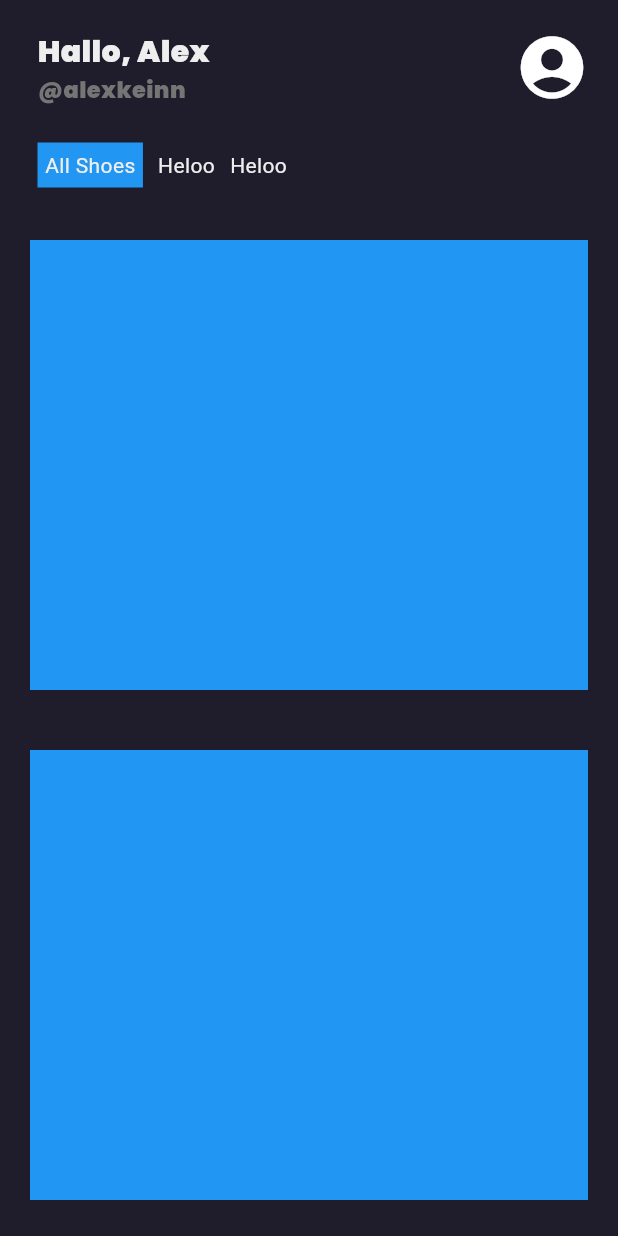
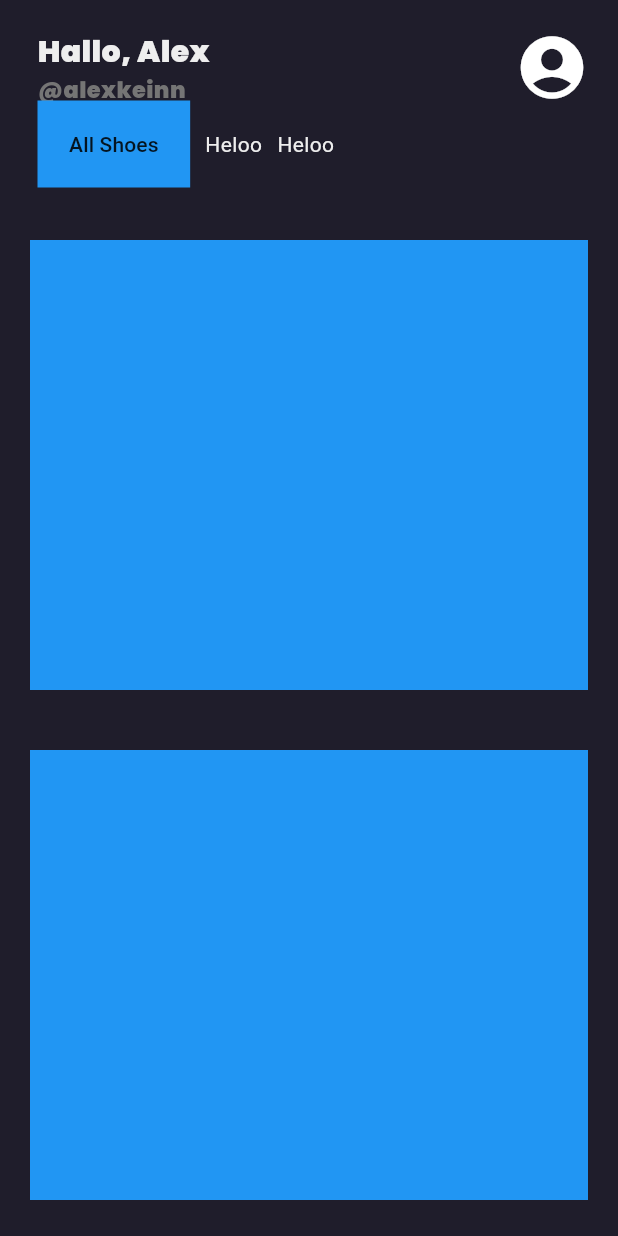
Before and after one commit to gedeastu/ShoesShop, a Flutter app: the screen it shows after launch, after a tap on "Sign In", on a phone screen of 412 x 824 dp. Run offline on Flutter 3.47's test engine with Material 3 defaults, Android fonts, the phone set to English and light mode, and no system bars; our stand-ins replace google_fonts, hive, hive_flutter, lottie; accounts and stored records are empty; network calls fail.

Commit message:
setup hive

```diff
--- a/app/lib/main.dart
+++ b/app/lib/main.dart
@@ -1,6 +1,10 @@
 import 'package:app/layouts/root.dart';
 import 'package:flutter/material.dart';
+import 'package:hive_flutter/hive_flutter.dart';
 
-void main() {
+void main() async {
+  await Hive.initFlutter();
+  //open the box
+  var box = await Hive.openBox('box');
   runApp(Root());
 }
--- a/app/lib/pages/Home/mobile/HomeMobile.dart
+++ b/app/lib/pages/Home/mobile/HomeMobile.dart
@@ -1,5 +1,6 @@
 import 'package:flutter/material.dart';
-import 'package:flutter_svg/svg.dart';
+//import 'package:flutter_svg/svg.dart';
+import 'package:hive/hive.dart';
 import 'package:google_fonts/google_fonts.dart';
 class HomeMobile extends StatefulWidget {
   const HomeMobile({super.key});
@@ -9,10 +10,29 @@ class HomeMobile extends StatefulWidget {
 }
 
 class _HomeMobileState extends State<HomeMobile> {
+  //reference box
+  final _box = Hive.box('box');
+
+  //navigation link
+  void navigationLinkData(){
+    _box.put(1, 'All Shoes');
+    print(_box.get(1));
+  }
+
+  //popularData
+  void popularData(){
+
+  }
+
+  //newArrivalsData
+  void newArrivalsData(){
+
+  }
+
   @override
   Widget build(BuildContext context) {
     return Scaffold(
-      backgroundColor: Color.fromARGB(255, 31, 29, 43),
+      backgroundColor: const Color.fromARGB(255, 31, 29, 43),
       body: CustomScrollView(
         slivers: [
           SliverAppBar(
@@ -25,13 +45,13 @@ class _HomeMobileState extends State<HomeMobile> {
                 SafeArea(
                   child: Container(
                     width: double.infinity,
-                    padding: EdgeInsets.only(top:20),
+                    padding: const EdgeInsets.only(top:20),
                     child: Row(
                       crossAxisAlignment: CrossAxisAlignment.start,
                       mainAxisAlignment: MainAxisAlignment.spaceBetween,
                       children: [
                         Container(
-                          padding: EdgeInsets.only(left: 25),
+                          padding: const EdgeInsets.only(left: 25),
                           child: Column(
                             mainAxisAlignment: MainAxisAlignment.start,
                             crossAxisAlignment: CrossAxisAlignment.start,
@@ -49,9 +69,9 @@ class _HomeMobileState extends State<HomeMobile> {
                           ),
                         ),
                         MaterialButton(
-                          shape: CircleBorder(),
+                          shape: const CircleBorder(),
                           onPressed: () {  },
-                          child: Icon(Icons.account_circle_rounded,size: 50,color: Colors.white,)
+                          child: const Icon(Icons.account_circle_rounded,size: 50,color: Colors.white,)
                         )
                       ],
                     ),
@@ -59,19 +79,28 @@ class _HomeMobileState extends State<HomeMobile> {
                 ),
             ),
             bottom: PreferredSize(
-              preferredSize: Size.fromHeight(0),
+              preferredSize: const Size.fromHeight(0),
               child: Container(
-                padding: EdgeInsets.only(right: 25,left: 25,bottom: 15),
+                padding: const EdgeInsets.only(right: 25,left: 25,bottom: 15),
                 width: double.maxFinite,
                 child: SingleChildScrollView(
                   scrollDirection: Axis.horizontal,
                   child: Row(
                     mainAxisAlignment: MainAxisAlignment.start,
                     children: [
-                      Container(padding: EdgeInsets.all(5),child: Text("All Shoes",style: TextStyle(color: Colors.grey.shade200),),color: Colors.blue),
-                      SizedBox(width: 10,),
+                      Container(
+                        padding: const EdgeInsets.all(5),
+                        color: Colors.blue,
+                        child: MaterialButton(
+                          onPressed: () {
+
+                          },
+                          child: Text("All Shoes"),
+                        )
+                      ),
+                      const SizedBox(width: 10,),
                       Text("Heloo",style: TextStyle(color: Colors.grey.shade200)),
-                      SizedBox(width: 10,),
+                      const SizedBox(width: 10,),
                       Text("Heloo",style: TextStyle(color: Colors.grey.shade200))
                     ],
                   ),
@@ -98,7 +127,7 @@ class _HomeMobileState extends State<HomeMobile> {
             //       ],
             //     ),
             // ),
-            backgroundColor: Color.fromARGB(255, 31, 29, 43),
+            backgroundColor: const Color.fromARGB(255, 31, 29, 43),
           ),
           //SliverFillRemaining(),
           SliverToBoxAdapter(
@@ -106,7 +135,7 @@ class _HomeMobileState extends State<HomeMobile> {
           ),
           SliverToBoxAdapter(
             child: Container(
-              margin: EdgeInsets.all(20.0),
+              margin: const EdgeInsets.all(20.0),
               height: 300,
               width: 300,
               color: Colors.blue,
@@ -114,7 +143,7 @@ class _HomeMobileState extends State<HomeMobile> {
           ),
            SliverToBoxAdapter(
             child: Container(
-              margin: EdgeInsets.all(20.0),
+              margin: const EdgeInsets.all(20.0),
               height: 300,
               width: 300,
               color: Colors.blue,
@@ -122,7 +151,7 @@ class _HomeMobileState extends State<HomeMobile> {
           ),
            SliverToBoxAdapter(
             child: Container(
-              margin: EdgeInsets.all(20.0),
+              margin: const EdgeInsets.all(20.0),
               height: 300,
               width: 300,
               color: Colors.blue,
--- a/app/pubspec.yaml
+++ b/app/pubspec.yaml
@@ -33,6 +33,8 @@ dependencies:
   flutter_svg: ^2.0.9
   lottie: ^2.7.0
   google_fonts: ^6.1.0
+  hive: ^2.2.3
+  hive_flutter: ^1.1.0
   # The following adds the Cupertino Icons font to your application.
   # Use with the CupertinoIcons class for iOS style icons.
   cupertino_icons: ^1.0.2
@@ -40,7 +42,8 @@ dependencies:
 dev_dependencies:
   flutter_test:
     sdk: flutter
-
+  hive_generator: ^1.1.3
+  build_runner: ^2.1.11
   # The "flutter_lints" package below contains a set of recommended lints to
   # encourage good coding practices. The lint set provided by the package is
   # activated in the `analysis_options.yaml` file located at the root of your
```
Also changed, not shown: app/pubspec.lock.
